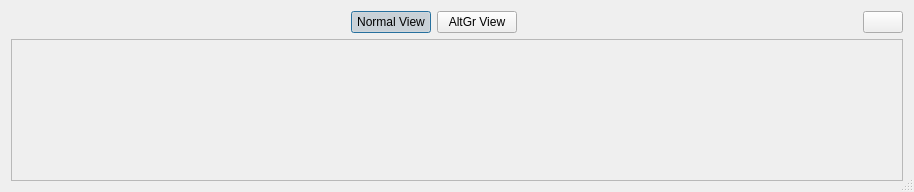
Before: the Qt Designer form src/frontend/LayoutViewer.ui in OpenBangla/OpenBangla-Keyboard, drawn with Qt 5.
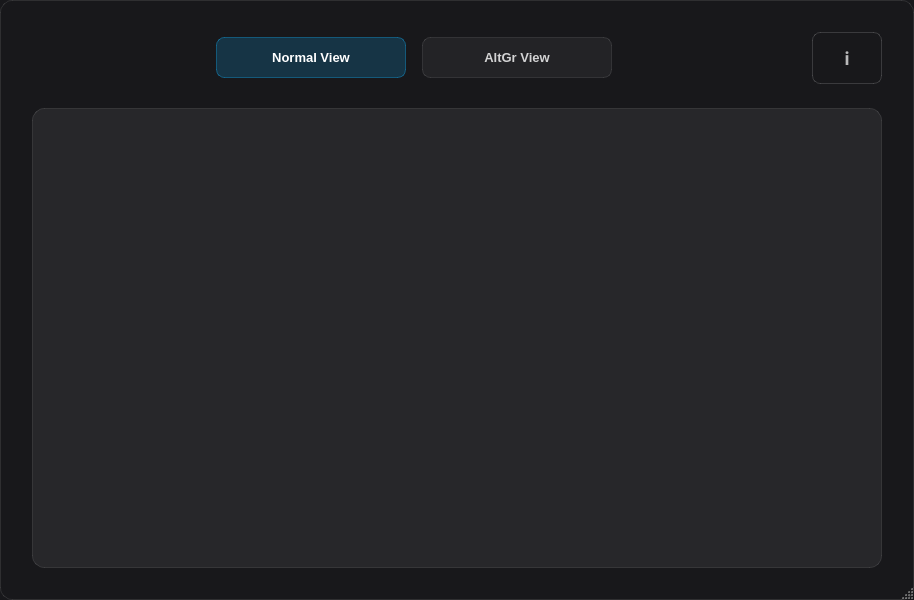
After: the same form once the commit is applied.

The edit to the form file:
```diff
--- a/src/frontend/LayoutViewer.ui
+++ b/src/frontend/LayoutViewer.ui
@@ -7,26 +7,113 @@
     <x>0</x>
     <y>0</y>
     <width>914</width>
-    <height>192</height>
+    <height>600</height>
    </rect>
   </property>
   <property name="windowTitle">
-   <string>Dialog</string>
+   <string>Keyboard Layout Viewer</string>
+  </property>
+  <property name="styleSheet">
+   <string notr="true">QDialog {
+    background: #18181b;
+    border: 1px solid rgba(255, 255, 255, 0.1);
+    border-radius: 12px;
+}
+
+QPushButton {
+    background: rgba(255, 255, 255, 0.05);
+    border: 1px solid rgba(255, 255, 255, 0.1);
+    border-radius: 8px;
+    padding: 12px 24px;
+    color: rgba(255, 255, 255, 0.8);
+    font-size: 13px;
+    min-width: 140px;
+    font-weight: 500;
+}
+
+QPushButton:hover {
+    background: rgba(255, 255, 255, 0.08);
+    border: 1px solid rgba(255, 255, 255, 0.2);
+    color: rgba(255, 255, 255, 1);
+}
+
+QPushButton:pressed {
+    background: rgba(255, 255, 255, 0.04);
+}
+
+QPushButton:checked {
+    background: rgba(14, 165, 233, 0.2);
+    border: 1px solid rgba(14, 165, 233, 0.4);
+    color: rgba(255, 255, 255, 1);
+}
+
+QPushButton:checked:hover {
+    background: rgba(14, 165, 233, 0.25);
+    border: 1px solid rgba(14, 165, 233, 0.5);
+}
+
+QPushButton#buttonAboutLayout {
+    background: transparent;
+    border: 1px solid rgba(255, 255, 255, 0.15);
+    min-width: 44px;
+    width: 44px;
+    padding: 12px;
+    font-size: 18px;
+    color: rgba(255, 255, 255, 0.7);
+}
+
+QPushButton#buttonAboutLayout:hover {
+    background: rgba(255, 255, 255, 0.08);
+    border: 1px solid rgba(255, 255, 255, 0.25);
+    color: rgba(255, 255, 255, 1);
+}
+
+QLabel {
+    color: rgba(255, 255, 255, 0.9);
+    font-size: 14px;
+}
+
+QLabel#labelImage {
+    background: #27272a;
+    border: 1px solid rgba(255, 255, 255, 0.1);
+    border-radius: 12px;
+    padding: 32px;
+}
+
+QToolTip {
+    background: #27272a;
+    color: rgba(255, 255, 255, 0.9);
+    border: 1px solid rgba(255, 255, 255, 0.1);
+    border-radius: 6px;
+    padding: 8px 12px;
+}</string>
   </property>
   <property name="sizeGripEnabled">
    <bool>true</bool>
   </property>
   <layout class="QVBoxLayout" name="verticalLayout">
+   <property name="spacing">
+    <number>24</number>
+   </property>
+   <property name="leftMargin">
+    <number>32</number>
+   </property>
+   <property name="topMargin">
+    <number>32</number>
+   </property>
+   <property name="rightMargin">
+    <number>32</number>
+   </property>
+   <property name="bottomMargin">
+    <number>32</number>
+   </property>
    <item>
     <layout class="QHBoxLayout" name="horizontalLayout">
+     <property name="spacing">
+      <number>16</number>
+     </property>
      <item>
       <spacer name="horizontalSpacer">
-       <property name="sizePolicy">
-        <sizepolicy hsizetype="Minimum" vsizetype="Minimum">
-         <horstretch>0</horstretch>
-         <verstretch>0</verstretch>
-        </sizepolicy>
-       </property>
        <property name="orientation">
         <enum>Qt::Horizontal</enum>
        </property>
@@ -40,12 +127,6 @@
      </item>
      <item>
       <widget class="QPushButton" name="viewNormal">
-       <property name="sizePolicy">
-        <sizepolicy hsizetype="Minimum" vsizetype="Fixed">
-         <horstretch>0</horstretch>
-         <verstretch>0</verstretch>
-        </sizepolicy>
-       </property>
        <property name="text">
         <string>Normal View</string>
        </property>
@@ -62,21 +143,12 @@
      </item>
      <item>
       <widget class="QPushButton" name="viewAltGr">
-       <property name="sizePolicy">
-        <sizepolicy hsizetype="Minimum" vsizetype="Fixed">
-         <horstretch>0</horstretch>
-         <verstretch>0</verstretch>
-        </sizepolicy>
-       </property>
        <property name="text">
         <string>AltGr View</string>
        </property>
        <property name="checkable">
         <bool>true</bool>
        </property>
-       <property name="checked">
-        <bool>false</bool>
-       </property>
        <property name="autoExclusive">
         <bool>true</bool>
        </property>
@@ -84,12 +156,6 @@
      </item>
      <item>
       <spacer name="horizontalSpacer_2">
-       <property name="sizePolicy">
-        <sizepolicy hsizetype="Minimum" vsizetype="Minimum">
-         <horstretch>0</horstretch>
-         <verstretch>0</verstretch>
-        </sizepolicy>
-       </property>
        <property name="orientation">
         <enum>Qt::Horizontal</enum>
        </property>
@@ -103,17 +169,11 @@
      </item>
      <item>
       <widget class="QPushButton" name="buttonAboutLayout">
-       <property name="sizePolicy">
-        <sizepolicy hsizetype="Minimum" vsizetype="Fixed">
-         <horstretch>0</horstretch>
-         <verstretch>0</verstretch>
-        </sizepolicy>
-       </property>
        <property name="toolTip">
         <string>About this Layout</string>
        </property>
        <property name="text">
-        <string/>
+        <string>ℹ</string>
        </property>
        <property name="iconSize">
         <size>
@@ -127,8 +187,20 @@
    </item>
    <item>
     <widget class="QLabel" name="labelImage">
+     <property name="sizePolicy">
+      <sizepolicy hsizetype="Expanding" vsizetype="Expanding">
+       <horstretch>0</horstretch>
+       <verstretch>1</verstretch>
+      </sizepolicy>
+     </property>
+     <property name="minimumSize">
+      <size>
+       <width>0</width>
+       <height>400</height>
+      </size>
+     </property>
      <property name="frameShape">
-      <enum>QFrame::StyledPanel</enum>
+      <enum>QFrame::NoFrame</enum>
      </property>
      <property name="text">
       <string/>
@@ -136,6 +208,9 @@
      <property name="scaledContents">
       <bool>true</bool>
      </property>
+     <property name="alignment">
+      <set>Qt::AlignCenter</set>
+     </property>
     </widget>
    </item>
   </layout>
```
